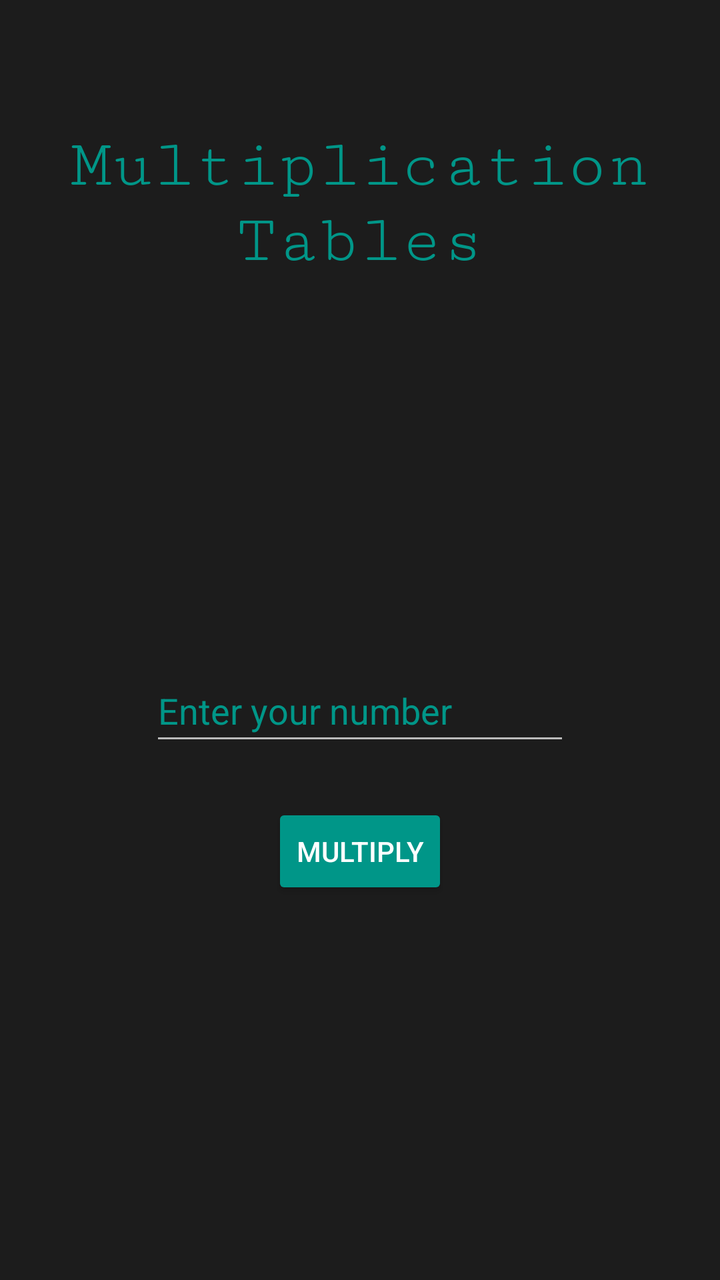
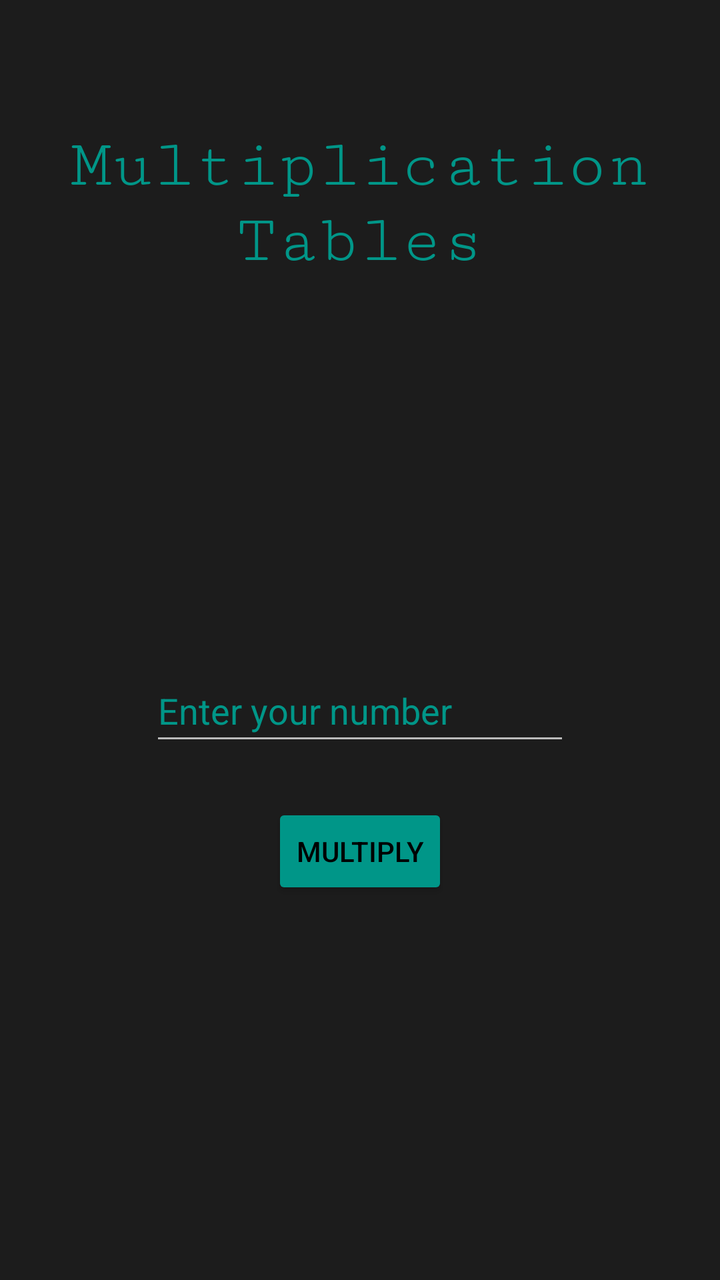

Two renders of the same Android screen: before a commit and after it. Below are the layout's source before the change and the commit's diff.
<!-- AndroidManifest.xml: application theme Theme.Multiplaction -->
<!-- res/layout/activity_main.xml -->
<?xml version="1.0" encoding="utf-8"?>
<androidx.constraintlayout.widget.ConstraintLayout xmlns:android="http://schemas.android.com/apk/res/android"
    xmlns:app="http://schemas.android.com/apk/res-auto"
    xmlns:tools="http://schemas.android.com/tools"
    android:id="@+id/main"
    android:layout_width="match_parent"
    android:layout_height="match_parent"
    android:background="#6A000000"
    tools:context=".MainActivity">

    <TextView
        android:id="@+id/titleText"
        android:layout_width="0dp"
        android:layout_height="wrap_content"
        android:layout_marginTop="64dp"
        android:fontFamily="serif-monospace"
        android:gravity="center"
        android:text="@string/multiplication_tables"
        android:textColor="#009688"
        android:textSize="34sp"
        app:layout_constraintEnd_toEndOf="parent"
        app:layout_constraintStart_toStartOf="parent"
        app:layout_constraintTop_toTopOf="parent" />

    <EditText
        android:id="@+id/enterNumberText"
        android:layout_width="wrap_content"
        android:layout_height="wrap_content"
        android:autofillHints=""
        android:ems="10"
        android:hint="@string/enter_your_number"
        android:inputType="number"
        android:minHeight="48dp"
        android:textColor="#00F2DB"
        android:textColorHint="#009688"
        app:layout_constraintBottom_toTopOf="@+id/multiplyBtn"
        app:layout_constraintEnd_toEndOf="parent"
        app:layout_constraintStart_toStartOf="parent"
        app:layout_constraintTop_toBottomOf="@+id/titleText"
        app:layout_constraintVertical_chainStyle="packed"
        tools:ignore="LabelFor" />

    <Button
        android:id="@+id/multiplyBtn"
        android:layout_width="wrap_content"
        android:layout_height="wrap_content"
        android:layout_marginTop="24dp"
        android:backgroundTint="#009688"
        android:text="@string/multiply"
        app:layout_constraintBottom_toBottomOf="parent"
        app:layout_constraintEnd_toEndOf="parent"
        app:layout_constraintStart_toStartOf="parent"
        app:layout_constraintTop_toBottomOf="@id/enterNumberText" />

</androidx.constraintlayout.widget.ConstraintLayout>
<!-- resources referenced by this layout -->
<resources>
  <string name="enter_your_number">Enter your number</string>
  <string name="multiplication_tables">Multiplication Tables</string>
  <string name="multiply">Multiply</string>
  <style name="Theme.Multiplaction" parent="Theme.Design.NoActionBar" />
</resources>

<!-- the commit's change to res/layout/activity_main.xml (unified diff, before → after) -->
@@ -47,6 +47,7 @@
         android:layout_marginTop="24dp"
         android:backgroundTint="#009688"
         android:text="@string/multiply"
+        android:textColor="#000000"
         app:layout_constraintBottom_toBottomOf="parent"
         app:layout_constraintEnd_toEndOf="parent"
         app:layout_constraintStart_toStartOf="parent"
